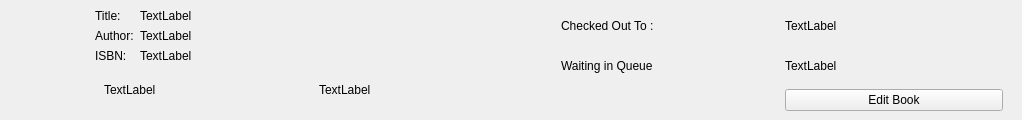
This is bookListView.ui in Mr-Beastman/CS106_A2 as Qt 5 draws it before an edit. The edited form follows.
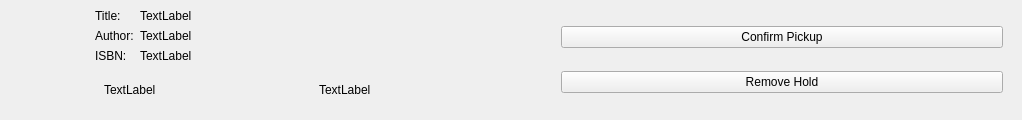
This is the edited form.

Commit message:
add return methods and hold updates
AdminUsers can now return a book next in line via hold requests will be updated.

```diff
--- a/bookListView.ui
+++ b/bookListView.ui
@@ -183,7 +183,7 @@
    <item>
     <widget class="QStackedWidget" name="optionsStackedWidget">
      <property name="currentIndex">
-      <number>1</number>
+      <number>4</number>
      </property>
      <widget class="QWidget" name="userNotAvailablePage">
       <layout class="QVBoxLayout" name="verticalLayout_4">
@@ -293,6 +293,24 @@
        </item>
       </layout>
      </widget>
+     <widget class="QWidget" name="userReadyPage">
+      <layout class="QVBoxLayout" name="verticalLayout_6">
+       <item>
+        <widget class="QPushButton" name="confirmButton">
+         <property name="text">
+          <string>Confirm Pickup</string>
+         </property>
+        </widget>
+       </item>
+       <item>
+        <widget class="QPushButton" name="removeHold02Button">
+         <property name="text">
+          <string>Remove Hold</string>
+         </property>
+        </widget>
+       </item>
+      </layout>
+     </widget>
     </widget>
    </item>
   </layout>
```
Left out of the diff: 7 changed lines with no effect on the pictures. The commit also changes 40 other files.
